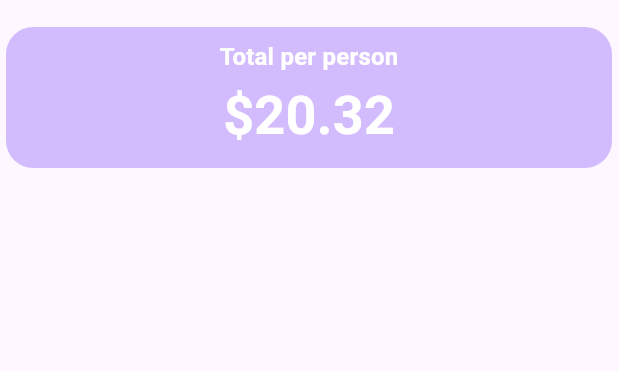
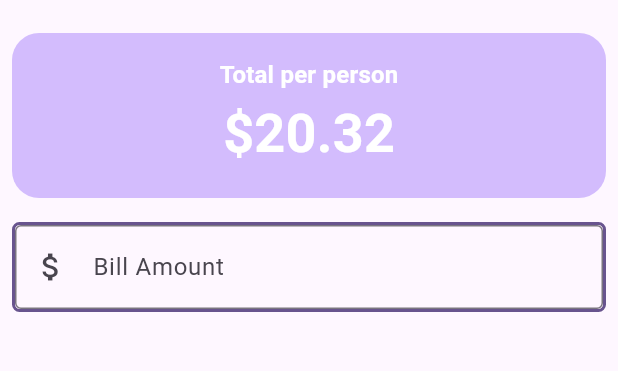
Before and after one commit to sytnikov/first-flutter-app, a Flutter app: the screen it shows after launch, on a phone screen of 412 x 824 dp, the part 63-434 px from its top. Run offline on Flutter 3.47's test engine with Material 3 defaults, Android fonts, the phone set to English and light mode, and no system bars.

Commit message:
text input field

```diff
--- a/lib/main.dart
+++ b/lib/main.dart
@@ -31,12 +31,11 @@ class Utip extends StatefulWidget {
 class _UtipState extends State<Utip> {
   @override
   Widget build(BuildContext context) {
-
     var theme = Theme.of(context);
 
     final style = theme.textTheme.titleMedium!.copyWith(
       color: theme.colorScheme.onPrimary,
-      fontWeight: FontWeight.bold
+      fontWeight: FontWeight.bold,
     );
 
     return Scaffold(
@@ -44,24 +43,49 @@ class _UtipState extends State<Utip> {
       body: Column(
         crossAxisAlignment: CrossAxisAlignment.stretch,
         children: [
-          Container(
-            margin: const EdgeInsets.all(4),
-            padding: const EdgeInsets.all(8),
+          Padding(
+            padding: const EdgeInsets.all(8.0),
+            child: Container(
+              padding: const EdgeInsets.all(16),
               decoration: BoxDecoration(
                 color: theme.colorScheme.inversePrimary,
                 borderRadius: BorderRadius.circular(18),
               ),
               child: Column(
                 children: [
+                  Text('Total per person', style: style),
                   Text(
-                  'Total per person',
-                  style: style,
+                    '\$20.32',
+                    style: style.copyWith(
+                      fontSize: theme.textTheme.displaySmall?.fontSize,
                     ),
-                Text('\$20.32',
-                style: style.copyWith(
-                  fontSize: theme.textTheme.displaySmall?.fontSize
-                )),
+                  ),
                 ],
+              ),
+            ),
+          ),
+          Padding(
+            padding: const EdgeInsets.all(8.0),
+            child: Container(
+              decoration: BoxDecoration(
+                borderRadius: BorderRadius.circular(5),
+                border: Border.all(color: theme.colorScheme.primary, width: 2),
+              ),
+              child: Column(
+                children: [
+                  TextField(
+                    decoration: InputDecoration(
+                      border: OutlineInputBorder(),
+                      prefixIcon: Icon(Icons.attach_money),
+                      labelText: 'Bill Amount',
+                    ),
+                    keyboardType: TextInputType.number,
+                    onChanged: (String value) {
+                      print('Value: $value');
+                    },
+                  ),
+                ],
+              ),
             ),
           ),
         ],
```
Lines whose indentation alone changed are shown as unchanged.
